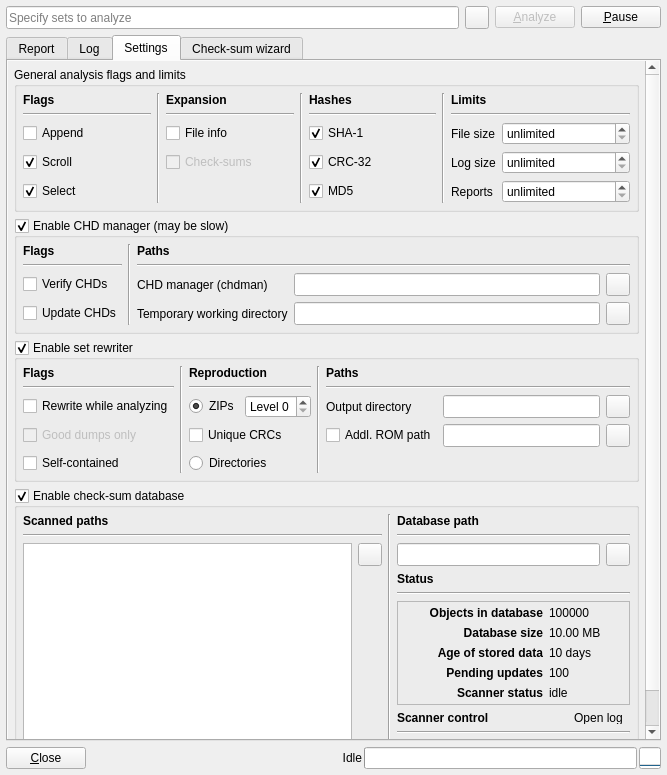
Qt form romalyzer.ui (qmc2/qmc2-mame-fe) before a commit.
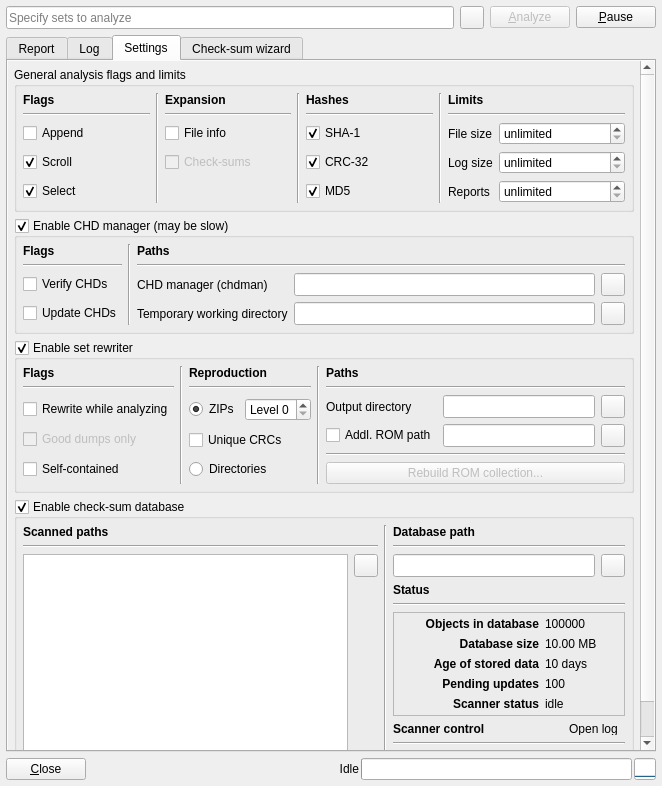
The same form after that commit. The open tabs and pages were chosen to show the change. Icons and pictures are not drawn.

Commit message: wip: ROMAlyzer: adding a "ROM Collection Rebuilder" which uses the check-sum database to rebuild a complete ROM path from 'any' given XML (including XML from foreign emulators as long as it's MAME/MESS/UME compatible)

Patch:
```diff
--- a/romalyzer.ui
+++ b/romalyzer.ui
@@ -7,8 +7,8 @@
    <rect>
     <x>0</x>
     <y>0</y>
-    <width>667</width>
-    <height>775</height>
+    <width>662</width>
+    <height>786</height>
    </rect>
   </property>
   <property name="windowTitle">
@@ -328,8 +328,8 @@
            <rect>
             <x>0</x>
             <y>0</y>
-            <width>651</width>
-            <height>679</height>
+            <width>646</width>
+            <height>690</height>
            </rect>
           </property>
           <layout class="QGridLayout" name="gridLayoutScrollAreeaSettings" rowstretch="0,0,0,1,0">
@@ -364,45 +364,6 @@
                   </property>
                  </widget>
                 </item>
-                <item row="2" column="2">
-                 <layout class="QHBoxLayout" name="horizontalLayout_2">
-                  <item>
-                   <widget class="QRadioButton" name="radioButtonSetRewriterZipArchives">
-                    <property name="sizePolicy">
-                     <sizepolicy hsizetype="Fixed" vsizetype="Fixed">
-                      <horstretch>0</horstretch>
-                      <verstretch>0</verstretch>
-                     </sizepolicy>
-                    </property>
-                    <property name="toolTip">
-                     <string>Produce ZIP archived sets (recommended)</string>
-                    </property>
-                    <property name="text">
-                     <string>ZIPs</string>
-                    </property>
-                    <property name="checked">
-                     <bool>true</bool>
-                    </property>
-                   </widget>
-                  </item>
-                  <item>
-                   <widget class="QSpinBox" name="spinBoxSetRewriterZipLevel">
-                    <property name="toolTip">
-                     <string>Select the ZIP compression level (0 = lowest / fastest, 9 = highest / slowest)</string>
-                    </property>
-                    <property name="prefix">
-                     <string>Level </string>
-                    </property>
-                    <property name="maximum">
-                     <number>9</number>
-                    </property>
-                    <property name="value">
-                     <number>0</number>
-                    </property>
-                   </widget>
-                  </item>
-                 </layout>
-                </item>
                 <item row="0" column="0">
                  <widget class="QLabel" name="labelSetRewriterFlags">
                   <property name="text">
@@ -447,22 +408,6 @@
                   </property>
                  </widget>
                 </item>
-                <item row="2" column="0">
-                 <widget class="QCheckBox" name="checkBoxSetRewriterWhileAnalyzing">
-                  <property name="sizePolicy">
-                   <sizepolicy hsizetype="Fixed" vsizetype="Fixed">
-                    <horstretch>0</horstretch>
-                    <verstretch>0</verstretch>
-                   </sizepolicy>
-                  </property>
-                  <property name="toolTip">
-                   <string>Rewrite sets while analyzing them (otherwise sets will only be rewritten on demand / through the context menu)</string>
-                  </property>
-                  <property name="text">
-                   <string>Rewrite while analyzing</string>
-                  </property>
-                 </widget>
-                </item>
                 <item row="3" column="6">
                  <widget class="QToolButton" name="toolButtonBrowseSetRewriterAdditionalRomPath">
                   <property name="sizePolicy">
@@ -493,22 +438,6 @@
                   </property>
                  </widget>
                 </item>
-                <item row="3" column="2">
-                 <widget class="QCheckBox" name="checkBoxSetRewriterUniqueCRCs">
-                  <property name="sizePolicy">
-                   <sizepolicy hsizetype="Fixed" vsizetype="Fixed">
-                    <horstretch>0</horstretch>
-                    <verstretch>0</verstretch>
-                   </sizepolicy>
-                  </property>
-                  <property name="toolTip">
-                   <string>When a set contains multiple files with the same CRC, should the produced ZIP include all files individually or just the first one (which is actually sufficient)?</string>
-                  </property>
-                  <property name="text">
-                   <string>Unique CRCs</string>
-                  </property>
-                 </widget>
-                </item>
                 <item row="3" column="4">
                  <widget class="QCheckBox" name="checkBoxSetRewriterUseAdditionalRomPath">
                   <property name="toolTip">
@@ -532,16 +461,6 @@
                   </property>
                  </widget>
                 </item>
-                <item row="4" column="2">
-                 <widget class="QRadioButton" name="radioButtonSetRewriterIndividualDirectories">
-                  <property name="toolTip">
-                   <string>Produce sets in individual sub-directories (not recommended)</string>
-                  </property>
-                  <property name="text">
-                   <string>Directories</string>
-                  </property>
-                 </widget>
-                </item>
                 <item row="0" column="2">
                  <widget class="QLabel" name="labelSetRewriterReproduction">
                   <property name="text">
@@ -549,7 +468,7 @@
                   </property>
                  </widget>
                 </item>
-                <item row="0" column="1" rowspan="5">
+                <item row="0" column="1" rowspan="6">
                  <widget class="Line" name="line_14">
                   <property name="orientation">
                    <enum>Qt::Vertical</enum>
@@ -563,36 +482,158 @@
                   </property>
                  </widget>
                 </item>
-                <item row="0" column="3" rowspan="5">
+                <item row="0" column="3" rowspan="6">
                  <widget class="Line" name="line_15">
                   <property name="orientation">
                    <enum>Qt::Vertical</enum>
                   </property>
                  </widget>
                 </item>
-                <item row="4" column="0">
-                 <widget class="QCheckBox" name="checkBoxSetRewriterSelfContainedSets">
-                  <property name="toolTip">
-                   <string>Create sets that do not need parent sets (otherwise create merged sets, which is recommended)</string>
-                  </property>
-                  <property name="text">
-                   <string>Self-contained</string>
-                  </property>
-                 </widget>
-                </item>
-                <item row="3" column="0">
-                 <widget class="QCheckBox" name="checkBoxSetRewriterGoodDumpsOnly">
+                <item row="5" column="4" colspan="3">
+                 <widget class="QPushButton" name="pushButtonRomCollectionRebuilder">
                   <property name="enabled">
                    <bool>false</bool>
                   </property>
+                  <property name="sizePolicy">
+                   <sizepolicy hsizetype="Minimum" vsizetype="Minimum">
+                    <horstretch>0</horstretch>
+                    <verstretch>0</verstretch>
+                   </sizepolicy>
+                  </property>
                   <property name="toolTip">
                    <string>Automatically rewrite sets only when all their dumps are 'good'</string>
                   </property>
                   <property name="text">
-                   <string>Good dumps only</string>
+                   <string>Rebuild ROM collection...</string>
                   </property>
+                  <property name="icon">
+                   <iconset resource="qmc2.qrc">
+                    <normaloff>:/data/img/rebuild.png</normaloff>:/data/img/rebuild.png</iconset>
+                  </property>
+                  <property name="autoDefault">
+                   <bool>false</bool>
+                  </property>
                  </widget>
                 </item>
+                <item row="4" column="4" colspan="3">
+                 <widget class="Line" name="lineAboveRomCollectionRebuilder">
+                  <property name="orientation">
+                   <enum>Qt::Horizontal</enum>
+                  </property>
+                 </widget>
+                </item>
+                <item row="2" column="0" rowspan="4">
+                 <layout class="QVBoxLayout" name="verticalLayout">
+                  <item>
+                   <widget class="QCheckBox" name="checkBoxSetRewriterWhileAnalyzing">
+                    <property name="sizePolicy">
+                     <sizepolicy hsizetype="Fixed" vsizetype="Fixed">
+                      <horstretch>0</horstretch>
+                      <verstretch>0</verstretch>
+                     </sizepolicy>
+                    </property>
+                    <property name="toolTip">
+                     <string>Rewrite sets while analyzing them (otherwise sets will only be rewritten on demand / through the context menu)</string>
+                    </property>
+                    <property name="text">
+                     <string>Rewrite while analyzing</string>
+                    </property>
+                   </widget>
+                  </item>
+                  <item>
+                   <widget class="QCheckBox" name="checkBoxSetRewriterGoodDumpsOnly">
+                    <property name="enabled">
+                     <bool>false</bool>
+                    </property>
+                    <property name="toolTip">
+                     <string>Automatically rewrite sets only when all their dumps are 'good'</string>
+                    </property>
+                    <property name="text">
+                     <string>Good dumps only</string>
+                    </property>
+                   </widget>
+                  </item>
+                  <item>
+                   <widget class="QCheckBox" name="checkBoxSetRewriterSelfContainedSets">
+                    <property name="toolTip">
+                     <string>Create sets that do not need parent sets (otherwise create merged sets, which is recommended)</string>
+                    </property>
+                    <property name="text">
+                     <string>Self-contained</string>
+                    </property>
+                   </widget>
+                  </item>
+                 </layout>
+                </item>
+                <item row="2" column="2" rowspan="4">
+                 <layout class="QVBoxLayout" name="verticalLayout_2">
+                  <item>
+                   <layout class="QHBoxLayout" name="horizontalLayout_2">
+                    <item>
+                     <widget class="QRadioButton" name="radioButtonSetRewriterZipArchives">
+                      <property name="sizePolicy">
+                       <sizepolicy hsizetype="Fixed" vsizetype="Fixed">
+                        <horstretch>0</horstretch>
+                        <verstretch>0</verstretch>
+                       </sizepolicy>
+                      </property>
+                      <property name="toolTip">
+                       <string>Produce ZIP archived sets (recommended)</string>
+                      </property>
+                      <property name="text">
+                       <string>ZIPs</string>
+                      </property>
+                      <property name="checked">
+                       <bool>true</bool>
+                      </property>
+                     </widget>
+                    </item>
+                    <item>
+                     <widget class="QSpinBox" name="spinBoxSetRewriterZipLevel">
+                      <property name="toolTip">
+                       <string>Select the ZIP compression level (0 = lowest / fastest, 9 = highest / slowest)</string>
+                      </property>
+                      <property name="prefix">
+                       <string>Level </string>
+                      </property>
+                      <property name="maximum">
+                       <number>9</number>
+                      </property>
+                      <property name="value">
+                       <number>0</number>
+                      </property>
+                     </widget>
+                    </item>
+                   </layout>
+                  </item>
+                  <item>
+                   <widget class="QCheckBox" name="checkBoxSetRewriterUniqueCRCs">
+                    <property name="sizePolicy">
+                     <sizepolicy hsizetype="Fixed" vsizetype="Fixed">
+                      <horstretch>0</horstretch>
+                      <verstretch>0</verstretch>
+                     </sizepolicy>
+                    </property>
+                    <property name="toolTip">
+                     <string>When a set contains multiple files with the same CRC, should the produced ZIP include all files individually or just the first one (which is actually sufficient)?</string>
+                    </property>
+                    <property name="text">
+                     <string>Unique CRCs</string>
+                    </property>
+                   </widget>
+                  </item>
+                  <item>
+                   <widget class="QRadioButton" name="radioButtonSetRewriterIndividualDirectories">
+                    <property name="toolTip">
+                     <string>Produce sets in individual sub-directories (not recommended)</string>
+                    </property>
+                    <property name="text">
+                     <string>Directories</string>
+                    </property>
+                   </widget>
+                  </item>
+                 </layout>
+                </item>
                </layout>
               </item>
              </layout>
```
Left out of the diff: 59 changed lines with no effect on the pictures. The commit also changes 17 other files.
